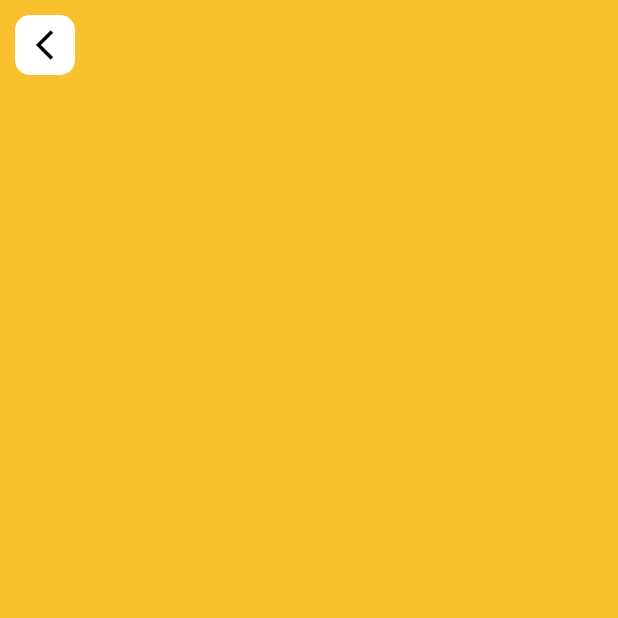
After one commit to wanZ772/kms_food_ordering_system, a Flutter app: the MenuInfo screen opened directly, on a phone screen of 412 x 824 dp, the top half of it. The commit adds this screen. Run offline on Flutter 3.47's test engine with Material 2 defaults, Android fonts, the phone set to English and light mode, and no system bars; our stand-ins replace dio; network calls fail.

Commit message:
15-09-2021

```diff
--- /dev/null
+++ b/food_order/lib/info_page.dart
@@ -0,0 +1,33 @@
+import 'package:flutter/material.dart';
+
+class MenuInfo extends StatefulWidget {
+  MenuInfo({Key? key}) : super(key: key);
+
+  @override
+  _MenuInfoState createState() => _MenuInfoState();
+}
+
+class _MenuInfoState extends State<MenuInfo> {
+  @override
+  Widget build(BuildContext context) {
+    return Scaffold(
+      backgroundColor: Colors.yellow[700],
+      body: Stack(
+        children: [
+          Positioned(
+              top: 10,
+              left: 10,
+              child: SafeArea(
+                  child: Container(
+                height: 40,
+                width: 40,
+                decoration: BoxDecoration(
+                    borderRadius: BorderRadius.circular(10),
+                    color: Colors.white),
+                child: Icon(Icons.arrow_back_ios_outlined, color: Colors.black),
+              )))
+        ],
+      ),
+    );
+  }
+}
--- a/food_order/lib/main.dart
+++ b/food_order/lib/main.dart
@@ -2,6 +2,7 @@
 
 import 'package:flutter/material.dart';
 import 'package:dio/dio.dart';
+import 'package:food_order/info_page.dart';
 
 String database =
     'https://wanz-6124a-default-rtdb.firebaseio.com/kms_food_ordering_system.json';
@@ -128,15 +129,24 @@ class _MainScreenState extends State<MainScreen> {
                                         fontSize: 15, color: Colors.grey),
                                   ),
                                   SizedBox(height: 30),
-                                  SizedBox(
+                                  GestureDetector(
+                                      onTap: (() {
+                                        Navigator.push(
+                                            context,
+                                            MaterialPageRoute(
+                                                builder: (context) =>
+                                                    MenuInfo()));
+                                      }),
+                                      child: SizedBox(
                                         height: 300,
                                         width: 300,
                                         child: ClipOval(
                                           child: Image(
-                                          image: NetworkImage(get_food_pic[i]),
+                                              image:
+                                                  NetworkImage(get_food_pic[i]),
                                               fit: BoxFit.cover),
                                         ),
-                                  ),
+                                      )),
                                   SizedBox(width: 20),
                                   Text("RM " + get_food_price[i].toString(),
                                       style: TextStyle(
```
Also changed, not shown: food_order/pubspec.lock. Lines whose indentation alone changed are shown as unchanged.
